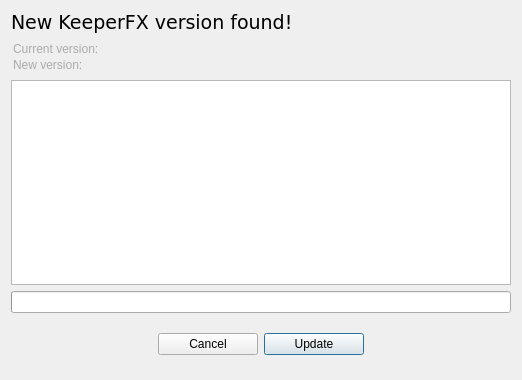
This is ui/updatedialog.ui in yani/keeperfx-launcher-qt as Qt 5 draws it before an edit. The edited form follows.
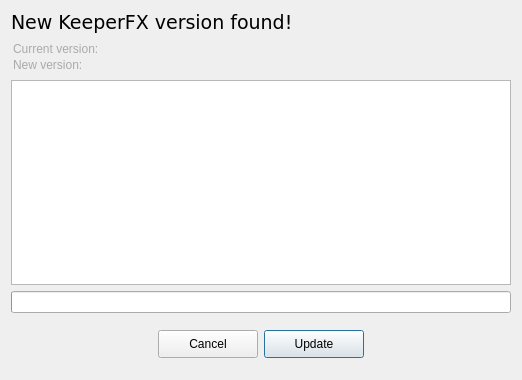
This is the edited form.

Diff of the .ui file:
```diff
--- a/ui/updatedialog.ui
+++ b/ui/updatedialog.ui
@@ -115,6 +115,12 @@
       </item>
       <item>
        <widget class="QPushButton" name="cancelButton">
+        <property name="minimumSize">
+         <size>
+          <width>0</width>
+          <height>28</height>
+         </size>
+        </property>
         <property name="maximumSize">
          <size>
           <width>100</width>
@@ -134,7 +140,7 @@
         <property name="minimumSize">
          <size>
           <width>0</width>
-          <height>0</height>
+          <height>28</height>
          </size>
         </property>
         <property name="maximumSize">
```
